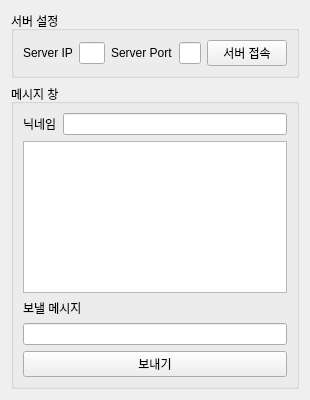
The window that Chat/Client/form.ui (Yangyoonjoon/Chat) describes before a commit, drawn with Qt 5.
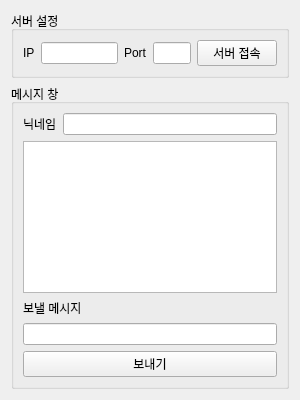
The same window after the commit.

Patch:
```diff
--- a/Chat/Client/form.ui
+++ b/Chat/Client/form.ui
@@ -6,7 +6,7 @@
    <rect>
     <x>0</x>
     <y>0</y>
-    <width>310</width>
+    <width>300</width>
     <height>400</height>
    </rect>
   </property>
@@ -19,11 +19,11 @@
      <property name="title">
       <string>서버 설정</string>
      </property>
-     <layout class="QHBoxLayout" name="horizontalLayout" stretch="1,4,1,3,2">
+     <layout class="QHBoxLayout" name="horizontalLayout" stretch="0,2,0,1,1">
       <item>
        <widget class="QLabel" name="label">
         <property name="text">
-         <string>Server IP</string>
+         <string>IP</string>
         </property>
        </widget>
       </item>
@@ -33,7 +33,7 @@
       <item>
        <widget class="QLabel" name="label_2">
         <property name="text">
-         <string>Server Port</string>
+         <string>Port</string>
         </property>
        </widget>
       </item>
```
